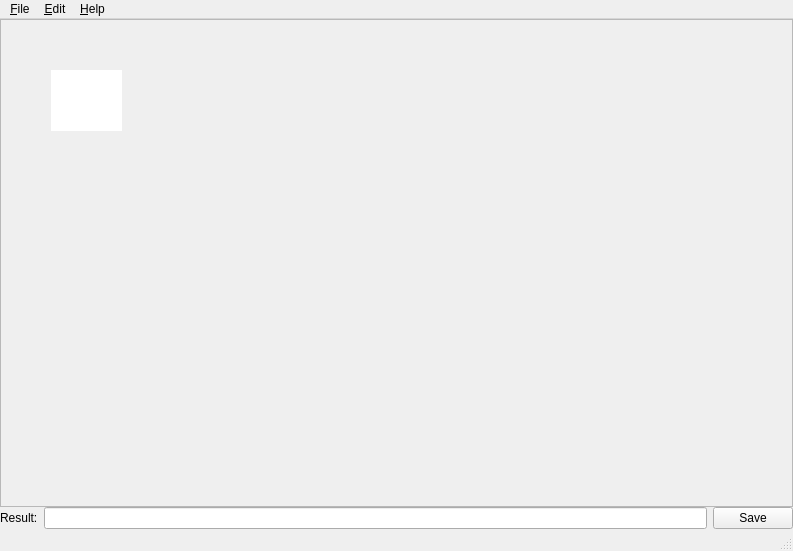
Before: the Qt Designer form ocr/ocr.ui in jslhs/boxeditor, drawn with Qt 5.
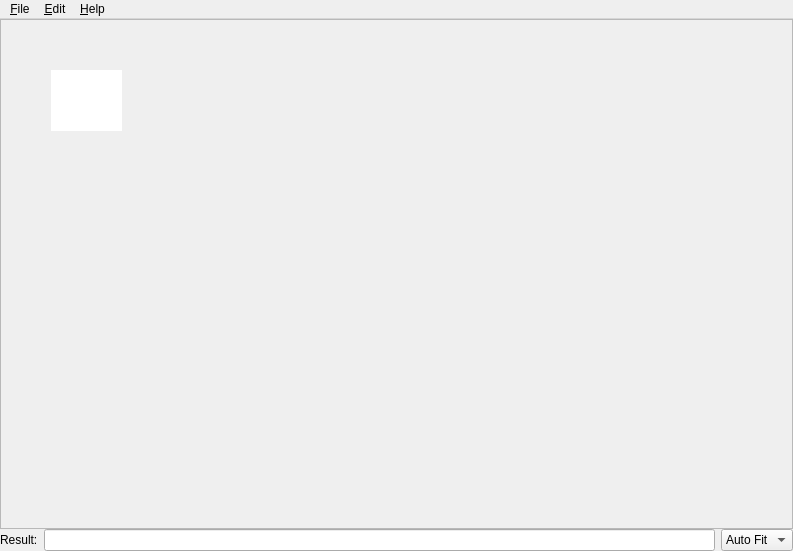
After: the same form once the commit is applied.

Patch:
```diff
--- a/ocr/ocr.ui
+++ b/ocr/ocr.ui
@@ -47,7 +47,7 @@
          <x>0</x>
          <y>0</y>
          <width>791</width>
-         <height>485</height>
+         <height>508</height>
         </rect>
        </property>
        <widget class="QLabel" name="img_view">
@@ -99,10 +99,17 @@
         <widget class="QLineEdit" name="txt"/>
        </item>
        <item>
-        <widget class="QPushButton" name="pushButton">
+        <widget class="QComboBox" name="scale">
+         <item>
          <property name="text">
-          <string>Save</string>
-         </property>
+           <string>Auto Fit</string>
+          </property>
+         </item>
+         <item>
+          <property name="text">
+           <string>100%</string>
+          </property>
+         </item>
         </widget>
        </item>
       </layout>
@@ -143,7 +150,6 @@
    <addaction name="menu_Settings"/>
    <addaction name="menu_Help"/>
   </widget>
-  <widget class="QStatusBar" name="statusBar"/>
   <action name="action_About">
    <property name="text">
     <string>&amp;About</string>
```
Lines whose indentation alone changed are shown as unchanged.
